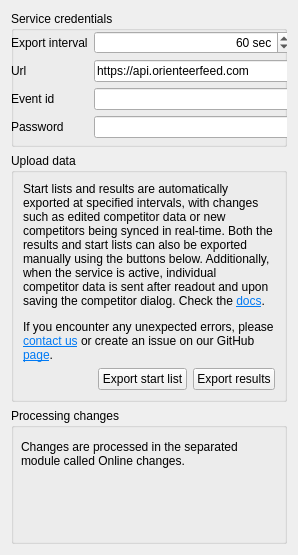
Before: the Qt Designer form quickevent/app/quickevent/plugins/Event/src/services/ofeed/ofeedclientwidget.ui in arnost00/quickbox, drawn with Qt 5.
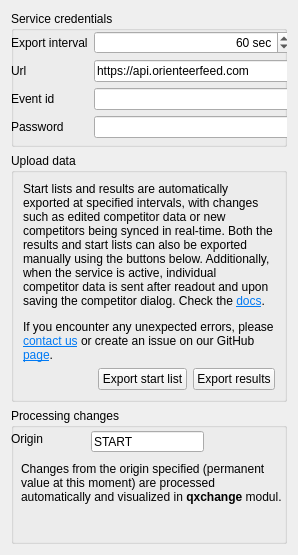
After: the same form once the commit is applied.

Patch:
```diff
--- a/quickevent/app/quickevent/plugins/Event/src/services/ofeed/ofeedclientwidget.ui
+++ b/quickevent/app/quickevent/plugins/Event/src/services/ofeed/ofeedclientwidget.ui
@@ -187,18 +187,47 @@
       <property name="geometry">
        <rect>
         <x>10</x>
-        <y>20</y>
-        <width>241</width>
+        <y>50</y>
+        <width>261</width>
         <height>51</height>
        </rect>
       </property>
       <property name="text">
-       <string>Changes are processed in the separated module called Online changes.</string>
+       <string>Changes from the origin specified (permanent value at this moment) are processed automatically and visualized in &lt;b&gt;qxchange&lt;/b&gt; modul.</string>
       </property>
       <property name="wordWrap">
        <bool>true</bool>
       </property>
      </widget>
+     <widget class="QLabel" name="origin">
+      <property name="geometry">
+       <rect>
+        <x>0</x>
+        <y>20</y>
+        <width>61</width>
+        <height>21</height>
+       </rect>
+      </property>
+      <property name="text">
+       <string>Origin</string>
+      </property>
+     </widget>
+     <widget class="QLineEdit" name="edOrigin">
+      <property name="geometry">
+       <rect>
+        <x>80</x>
+        <y>23</y>
+        <width>113</width>
+        <height>21</height>
+       </rect>
+      </property>
+      <property name="text">
+       <string>START</string>
+      </property>
+      <property name="readOnly">
+       <bool>true</bool>
+      </property>
+     </widget>
     </widget>
    </item>
   </layout>
```
